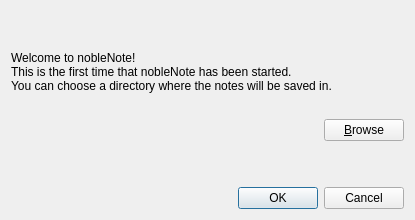
The window that src/ui/welcome.ui (hakaishi/nobleNote) describes before a commit, drawn with Qt 5.
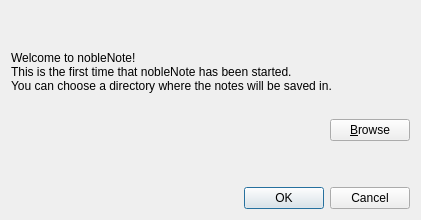
The same window after the commit.

Patch:
```diff
--- a/src/ui/welcome.ui
+++ b/src/ui/welcome.ui
@@ -6,7 +6,7 @@
    <rect>
     <x>0</x>
     <y>0</y>
-    <width>415</width>
+    <width>421</width>
     <height>220</height>
    </rect>
   </property>
```
Left out of the diff: 2 changed lines with no effect on the pictures.
